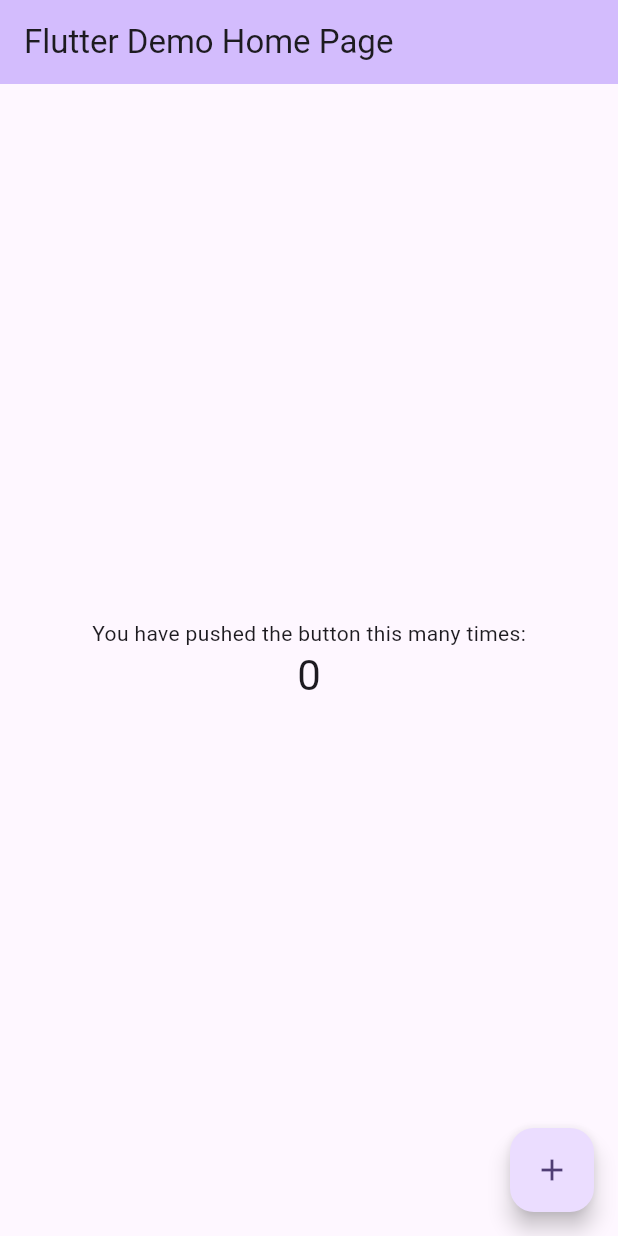
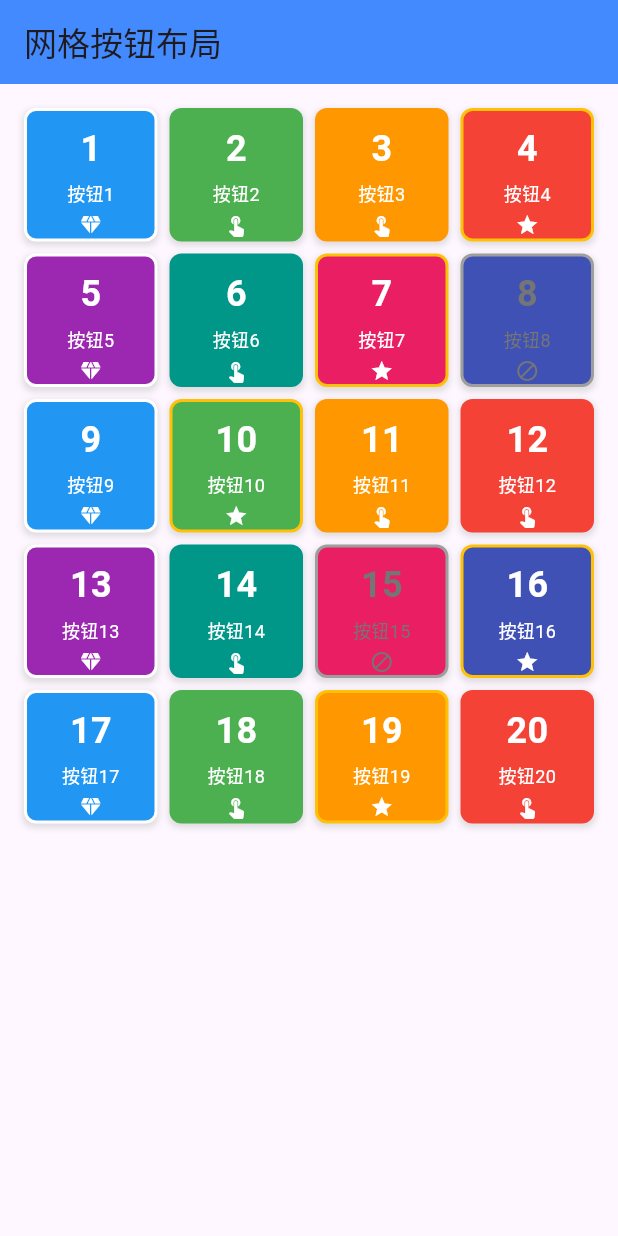
Before and after one commit to vipheyue/DIY_Calculator, a Flutter app: the screen it shows after launch, on a phone screen of 412 x 824 dp. Run offline on Flutter 3.47's test engine with Material 3 defaults, Android fonts, the phone set to English and light mode, and no system bars.

Commit message:
添加界面

```diff
--- a/lib/main.dart
+++ b/lib/main.dart
@@ -1,122 +1,248 @@
 import 'package:flutter/material.dart';
 
-void main() {
-  runApp(const MyApp());
+
+// 按钮状态类
+class ButtonState {
+  final String text;
+  final String? backgroundImage;
+  final Color backgroundColor;
+  final ButtonType buttonType;
+  final int number;
+
+  ButtonState({
+    required this.text,
+    this.backgroundImage,
+    required this.backgroundColor,
+    required this.buttonType,
+    required this.number,
+  });
 }
 
-class MyApp extends StatelessWidget {
-  const MyApp({super.key});
+// 按钮类型枚举
+enum ButtonType {
+  normal,
+  highlighted,
+  disabled,
+  special,
+}
 
-  // This widget is the root of your application.
+class GridButtonScreen extends StatefulWidget {
+  const GridButtonScreen({super.key});
+
+  @override
+  State<GridButtonScreen> createState() =>  _GridButtonScreenState();
+
+}
+
+class _GridButtonScreenState extends State<GridButtonScreen> {
+  // 创建20个按钮的状态集合 (4x5 = 20个按钮)
+  late List<ButtonState> buttonStates;
+
+  @override
+  void initState() {
+    super.initState();
+    initializeButtonStates();
+  }
+
+  void initializeButtonStates() {
+    buttonStates = List.generate(20, (index) {
+      // 根据索引生成不同的状态
+      return ButtonState(
+        text: '按钮${index + 1}',
+        backgroundColor: _getColorByIndex(index),
+        buttonType: _getButtonTypeByIndex(index),
+        number: index + 1,
+      );
+    });
+  }
+
+  Color _getColorByIndex(int index) {
+    List<Color> colors = [
+      Colors.blue,
+      Colors.green,
+      Colors.orange,
+      Colors.red,
+      Colors.purple,
+      Colors.teal,
+      Colors.pink,
+      Colors.indigo,
+    ];
+    return colors[index % colors.length];
+  }
+
+  ButtonType _getButtonTypeByIndex(int index) {
+    if (index % 4 == 0) return ButtonType.special;
+    if (index % 3 == 0) return ButtonType.highlighted;
+    if (index % 7 == 0) return ButtonType.disabled;
+    return ButtonType.normal;
+  }
+
   @override
   Widget build(BuildContext context) {
-    return MaterialApp(
-      title: 'Flutter Demo',
-      theme: ThemeData(
-        // This is the theme of your application.
-        //
-        // TRY THIS: Try running your application with "flutter run". You'll see
-        // the application has a purple toolbar. Then, without quitting the app,
-        // try changing the seedColor in the colorScheme below to Colors.green
-        // and then invoke "hot reload" (save your changes or press the "hot
-        // reload" button in a Flutter-supported IDE, or press "r" if you used
-        // the command line to start the app).
-        //
-        // Notice that the counter didn't reset back to zero; the application
-        // state is not lost during the reload. To reset the state, use hot
-        // restart instead.
-        //
-        // This works for code too, not just values: Most code changes can be
-        // tested with just a hot reload.
-        colorScheme: ColorScheme.fromSeed(seedColor: Colors.deepPurple),
+    return Scaffold(
+      appBar: AppBar(
+        title: Text('网格按钮布局'),
+        backgroundColor: Colors.blueAccent,
       ),
-      home: const MyHomePage(title: 'Flutter Demo Home Page'),
+      body: Padding(
+        padding: const EdgeInsets.all(16.0),
+        child: GridView.builder(
+          gridDelegate: SliverGridDelegateWithFixedCrossAxisCount(
+            crossAxisCount: 4, // 横向4个按钮
+            crossAxisSpacing: 8.0,
+            mainAxisSpacing: 8.0,
+            childAspectRatio: 1.0, // 正方形按钮
+          ),
+          itemCount: 20, // 总共20个按钮 (4x5)
+          itemBuilder: (context, index) {
+            return _buildGridButton(buttonStates[index], index);
+          },
+        ),
+      ),
+    );
+  }
+
+  Widget _buildGridButton(ButtonState state, int index) {
+    return Container(
+      decoration: BoxDecoration(
+        color: state.backgroundColor,
+        borderRadius: BorderRadius.circular(8.0),
+        border: Border.all(
+          color: _getBorderColor(state.buttonType),
+          width: 2.0,
+        ),
+        boxShadow: [
+          BoxShadow(
+            color: Colors.grey.withOpacity(0.3),
+            spreadRadius: 1,
+            blurRadius: 3,
+            offset: Offset(0, 2),
+          ),
+        ],
+      ),
+      child: Material(
+        color: Colors.transparent,
+        child: InkWell(
+          borderRadius: BorderRadius.circular(8.0),
+          onTap: state.buttonType != ButtonType.disabled
+              ? () => _onButtonPressed(state, index)
+              : null,
+          child: Container(
+            padding: EdgeInsets.all(8.0),
+            child: Column(
+              mainAxisAlignment: MainAxisAlignment.center,
+              children: [
+                // 显示数字
+                Text(
+                  '${state.number}',
+                  style: TextStyle(
+                    fontSize: 24,
+                    fontWeight: FontWeight.bold,
+                    color: _getTextColor(state.buttonType),
+                  ),
+                ),
+                SizedBox(height: 4),
+                // 显示文本
+                Text(
+                  state.text,
+                  style: TextStyle(
+                    fontSize: 12,
+                    color: _getTextColor(state.buttonType),
+                  ),
+                  textAlign: TextAlign.center,
+                  maxLines: 1,
+                  overflow: TextOverflow.ellipsis,
+                ),
+                // 显示按钮类型图标
+                SizedBox(height: 4),
+                Icon(
+                  _getIconByButtonType(state.buttonType),
+                  size: 16,
+                  color: _getTextColor(state.buttonType),
+                ),
+              ],
+            ),
+          ),
+        ),
+      ),
+    );
+  }
+
+  Color _getBorderColor(ButtonType type) {
+    switch (type) {
+      case ButtonType.highlighted:
+        return Colors.amber;
+      case ButtonType.disabled:
+        return Colors.grey;
+      case ButtonType.special:
+        return Colors.white;
+      default:
+        return Colors.transparent;
+    }
+  }
+
+  Color _getTextColor(ButtonType type) {
+    switch (type) {
+      case ButtonType.disabled:
+        return Colors.grey[600]!;
+      default:
+        return Colors.white;
+    }
+  }
+
+  IconData _getIconByButtonType(ButtonType type) {
+    switch (type) {
+      case ButtonType.highlighted:
+        return Icons.star;
+      case ButtonType.disabled:
+        return Icons.block;
+      case ButtonType.special:
+        return Icons.diamond;
+      default:
+        return Icons.touch_app;
+    }
+  }
+
+  void _onButtonPressed(ButtonState state, int index) {
+    setState(() {
+      // 点击时改变按钮状态，例如切换颜色
+      buttonStates[index] = ButtonState(
+        text: state.text,
+        backgroundColor: state.backgroundColor == Colors.blue
+            ? Colors.green
+            : Colors.blue,
+        buttonType: state.buttonType,
+        number: state.number,
+      );
+    });
+
+    // 显示点击反馈
+    ScaffoldMessenger.of(context).showSnackBar(
+      SnackBar(
+        content: Text('点击了${state.text} - 数字: ${state.number}'),
+        duration: Duration(milliseconds: 800),
+      ),
     );
   }
 }
 
-class MyHomePage extends StatefulWidget {
-  const MyHomePage({super.key, required this.title});
-
-  // This widget is the home page of your application. It is stateful, meaning
-  // that it has a State object (defined below) that contains fields that affect
-  // how it looks.
-
-  // This class is the configuration for the state. It holds the values (in this
-  // case the title) provided by the parent (in this case the App widget) and
-  // used by the build method of the State. Fields in a Widget subclass are
-  // always marked "final".
-
-  final String title;
-
-  @override
-  State<MyHomePage> createState() => _MyHomePageState();
-}
-
-class _MyHomePageState extends State<MyHomePage> {
-  int _counter = 0;
-
-  void _incrementCounter() {
-    setState(() {
-      // This call to setState tells the Flutter framework that something has
-      // changed in this State, which causes it to rerun the build method below
-      // so that the display can reflect the updated values. If we changed
-      // _counter without calling setState(), then the build method would not be
-      // called again, and so nothing would appear to happen.
-      _counter++;
-    });
-  }
+// 主应用入口
+class MyApp extends StatelessWidget {
+  const MyApp({super.key});
 
   @override
   Widget build(BuildContext context) {
-    // This method is rerun every time setState is called, for instance as done
-    // by the _incrementCounter method above.
-    //
-    // The Flutter framework has been optimized to make rerunning build methods
-    // fast, so that you can just rebuild anything that needs updating rather
-    // than having to individually change instances of widgets.
-    return Scaffold(
-      appBar: AppBar(
-        // TRY THIS: Try changing the color here to a specific color (to
-        // Colors.amber, perhaps?) and trigger a hot reload to see the AppBar
-        // change color while the other colors stay the same.
-        backgroundColor: Theme.of(context).colorScheme.inversePrimary,
-        // Here we take the value from the MyHomePage object that was created by
-        // the App.build method, and use it to set our appbar title.
-        title: Text(widget.title),
+    return MaterialApp(
+      title: 'Flutter 网格按钮',
+      theme: ThemeData(
+        primarySwatch: Colors.blue,
+        visualDensity: VisualDensity.adaptivePlatformDensity,
       ),
-      body: Center(
-        // Center is a layout widget. It takes a single child and positions it
-        // in the middle of the parent.
-        child: Column(
-          // Column is also a layout widget. It takes a list of children and
-          // arranges them vertically. By default, it sizes itself to fit its
-          // children horizontally, and tries to be as tall as its parent.
-          //
-          // Column has various properties to control how it sizes itself and
-          // how it positions its children. Here we use mainAxisAlignment to
-          // center the children vertically; the main axis here is the vertical
-          // axis because Columns are vertical (the cross axis would be
-          // horizontal).
-          //
-          // TRY THIS: Invoke "debug painting" (choose the "Toggle Debug Paint"
-          // action in the IDE, or press "p" in the console), to see the
-          // wireframe for each widget.
-          mainAxisAlignment: MainAxisAlignment.center,
-          children: <Widget>[
-            const Text('You have pushed the button this many times:'),
-            Text(
-              '$_counter',
-              style: Theme.of(context).textTheme.headlineMedium,
-            ),
-          ],
-        ),
-      ),
-      floatingActionButton: FloatingActionButton(
-        onPressed: _incrementCounter,
-        tooltip: 'Increment',
-        child: const Icon(Icons.add),
-      ), // This trailing comma makes auto-formatting nicer for build methods.
+      home: GridButtonScreen(),
     );
   }
 }
+
+void main() {
+  runApp(MyApp());
+}
```
